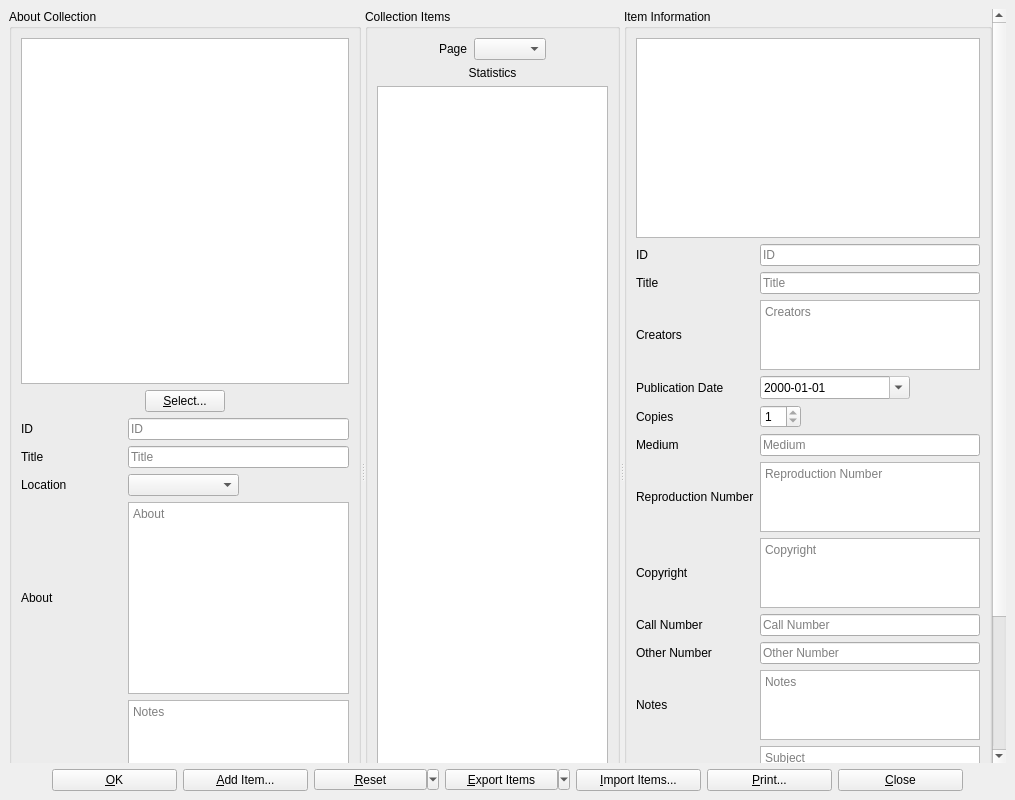
textbrowser/biblioteq, file UI/biblioteq_photographinfo.ui: the form before one commit.
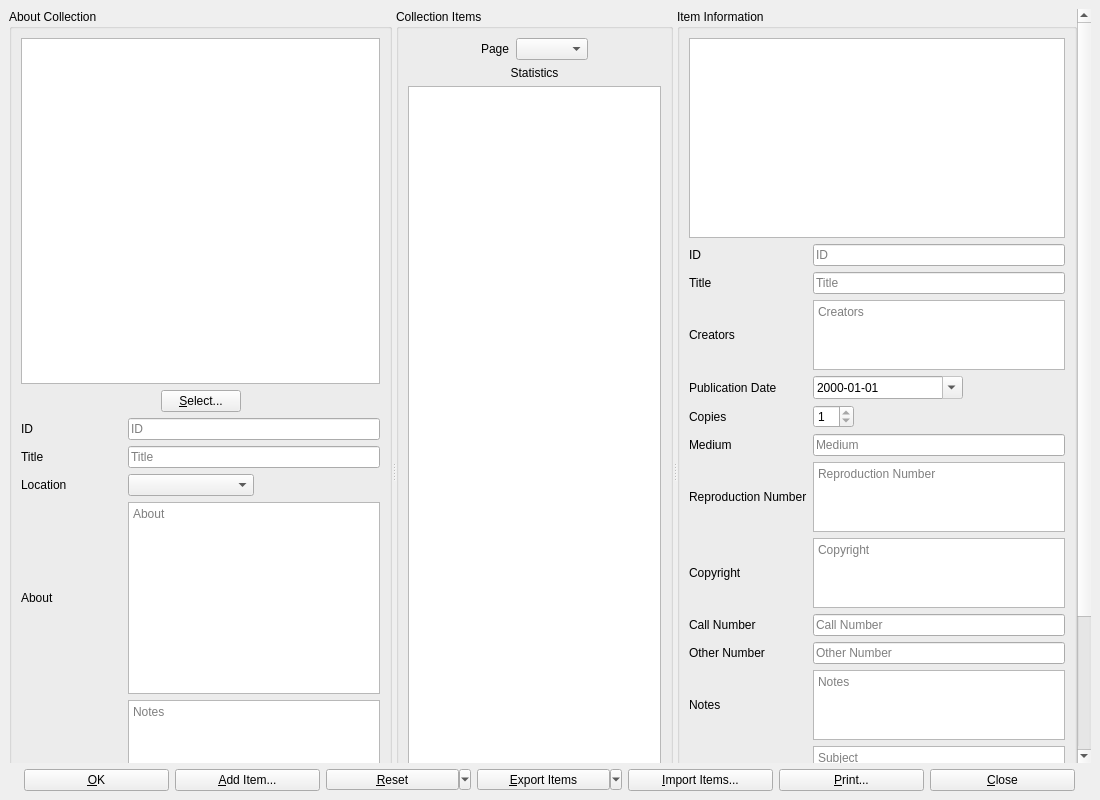
The form after the commit. Icons and pictures are not drawn. Custom widgets are drawn as their Qt base class.

Commit message: Icons. Uniform widths.

```diff
--- a/UI/biblioteq_photographinfo.ui
+++ b/UI/biblioteq_photographinfo.ui
@@ -6,7 +6,7 @@
    <rect>
     <x>0</x>
     <y>0</y>
-    <width>1015</width>
+    <width>1100</width>
     <height>800</height>
    </rect>
   </property>
@@ -31,8 +31,8 @@
        <property name="geometry">
         <rect>
          <x>0</x>
-         <y>0</y>
-         <width>982</width>
+         <y>-404</y>
+         <width>1067</width>
          <height>1146</height>
         </rect>
        </property>
@@ -690,7 +690,7 @@
        <widget class="QPushButton" name="okButton">
         <property name="minimumSize">
          <size>
-          <width>125</width>
+          <width>145</width>
           <height>0</height>
          </size>
         </property>
@@ -707,7 +707,7 @@
        <widget class="QPushButton" name="addItemButton">
         <property name="minimumSize">
          <size>
-          <width>125</width>
+          <width>145</width>
           <height>0</height>
          </size>
         </property>
@@ -724,7 +724,7 @@
        <widget class="QToolButton" name="resetButton">
         <property name="minimumSize">
          <size>
-          <width>125</width>
+          <width>145</width>
           <height>0</height>
          </size>
         </property>
@@ -740,7 +740,7 @@
        <widget class="QToolButton" name="exportPhotographsToolButton">
         <property name="minimumSize">
          <size>
-          <width>125</width>
+          <width>145</width>
           <height>0</height>
          </size>
         </property>
@@ -756,7 +756,7 @@
        <widget class="QPushButton" name="importItems">
         <property name="minimumSize">
          <size>
-          <width>125</width>
+          <width>145</width>
           <height>0</height>
          </size>
         </property>
@@ -769,7 +769,7 @@
        <widget class="QPushButton" name="printButton">
         <property name="minimumSize">
          <size>
-          <width>125</width>
+          <width>145</width>
           <height>0</height>
          </size>
         </property>
@@ -786,7 +786,7 @@
        <widget class="QPushButton" name="cancelButton">
         <property name="minimumSize">
          <size>
-          <width>125</width>
+          <width>145</width>
           <height>0</height>
          </size>
         </property>
```
The commit also changes 17 other files.
